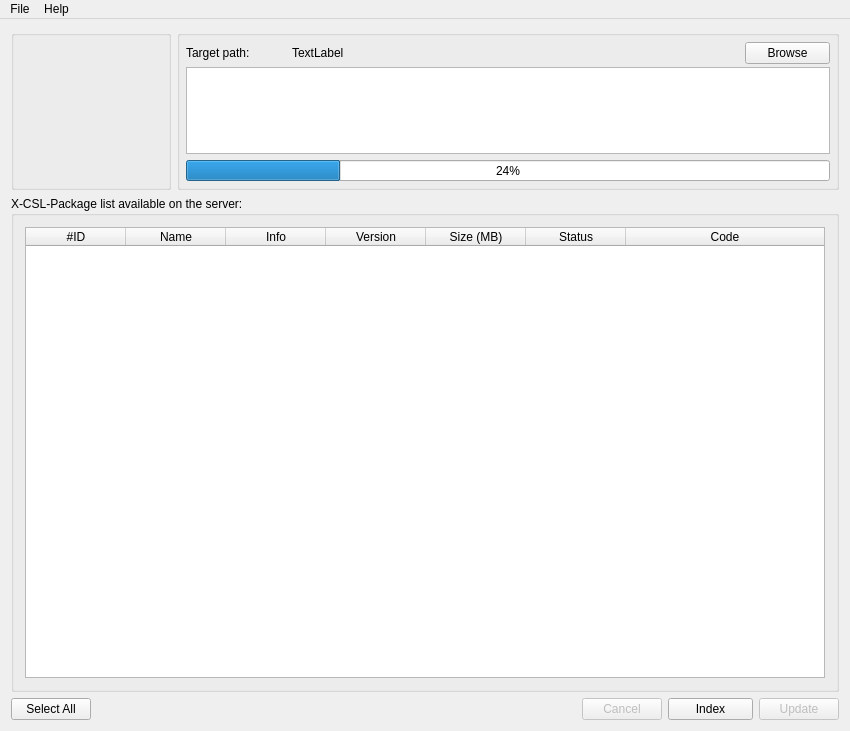
Before: the Qt Designer form src/mainwindow.ui in steptosky/x-csl-updater, drawn with Qt 5.
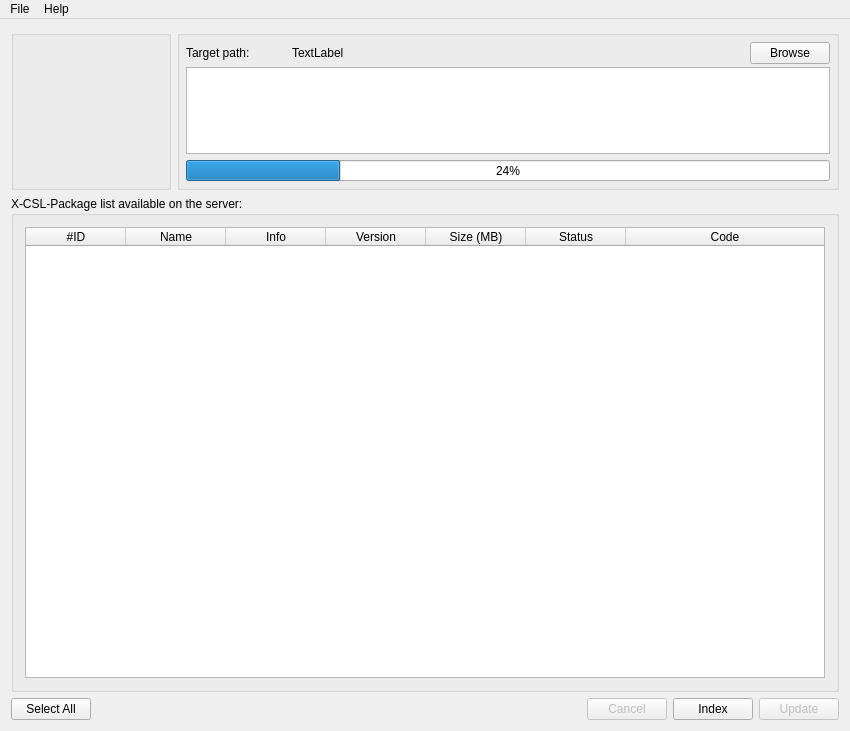
After: the same form once the commit is applied. Icons and pictures are not drawn.

Commit message: buttons widths..

The edit to the form file:
```diff
--- a/src/mainwindow.ui
+++ b/src/mainwindow.ui
@@ -177,7 +177,7 @@
             <widget class="QPushButton" name="ButtonSetFolder">
              <property name="minimumSize">
               <size>
-               <width>85</width>
+               <width>0</width>
                <height>0</height>
               </size>
              </property>
@@ -439,7 +439,7 @@
         </property>
         <property name="minimumSize">
          <size>
-          <width>85</width>
+          <width>0</width>
           <height>0</height>
          </size>
         </property>
```
Left out of the diff: 3 changed lines with no effect on the pictures.
